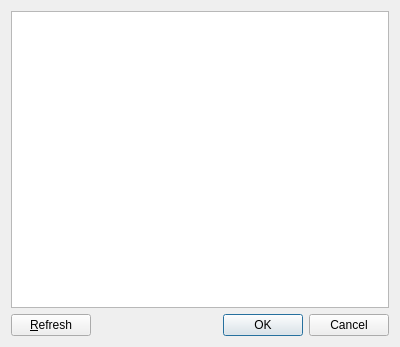
The window that application/dialogs/VersionSelectDialog.ui (FreesmTeam/FreesmLauncher) describes before a commit, drawn with Qt 5.
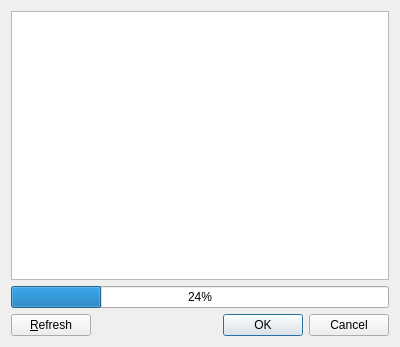
The same window after the commit. Custom widgets are drawn as their Qt base class.

Commit message: GH-922 improve version select dialogs

What changed in the file:
```diff
--- a/application/dialogs/VersionSelectDialog.ui
+++ b/application/dialogs/VersionSelectDialog.ui
@@ -39,6 +39,16 @@
      </attribute>
     </widget>
    </item>
+   <item>
+    <widget class="QProgressBar" name="sneakyProgressBar">
+     <property name="value">
+      <number>24</number>
+     </property>
+     <property name="format">
+      <string notr="true">%p%</string>
+     </property>
+    </widget>
+   </item>
    <item>
     <layout class="QHBoxLayout" name="horizontalLayout">
      <item>
```
The commit also changes 11 other files.
